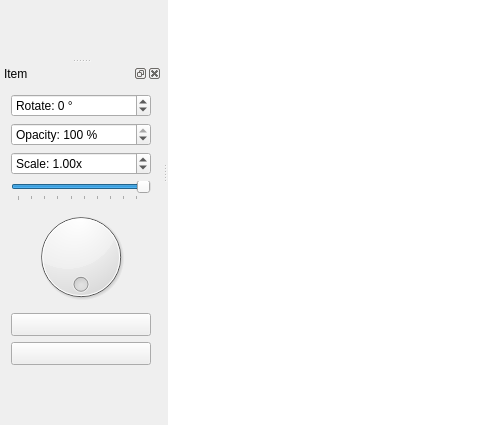
Above: mainwindow.ui from dev-0x7C6/laser-engraver before the change; both pictures show x 0 to 480 and y 184 to 609 of the 1161 by 716 pixel window. Below: the same form after it.
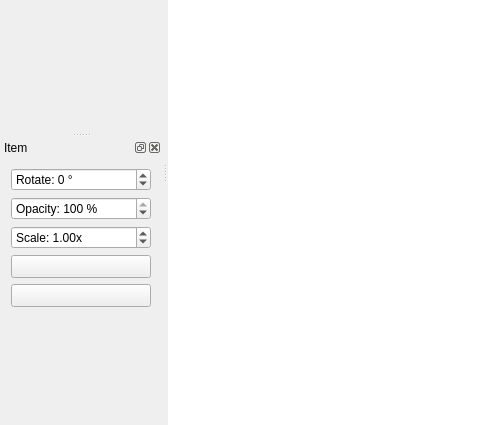
That is the form after the change.

Commit message: gui: removed opacity slider and rotate dial, fixed scale factor on selected item, made more adjustments on gcode uploading, testing with latest grbl firmware.

```diff
--- a/mainwindow.ui
+++ b/mainwindow.ui
@@ -235,44 +235,6 @@
        </property>
       </widget>
      </item>
-     <item>
-      <widget class="QSlider" name="opacitySlider">
-       <property name="minimum">
-        <number>5</number>
-       </property>
-       <property name="maximum">
-        <number>100</number>
-       </property>
-       <property name="value">
-        <number>100</number>
-       </property>
-       <property name="orientation">
-        <enum>Qt::Horizontal</enum>
-       </property>
-       <property name="tickPosition">
-        <enum>QSlider::TicksBelow</enum>
-       </property>
-       <property name="tickInterval">
-        <number>10</number>
-       </property>
-      </widget>
-     </item>
-     <item>
-      <widget class="QDial" name="angleDial">
-       <property name="maximum">
-        <number>359</number>
-       </property>
-       <property name="value">
-        <number>0</number>
-       </property>
-       <property name="invertedAppearance">
-        <bool>false</bool>
-       </property>
-       <property name="wrapping">
-        <bool>true</bool>
-       </property>
-      </widget>
-     </item>
      <item>
       <widget class="QToolButton" name="moveTopButton">
        <property name="sizePolicy">
```
The commit also changes 4 other files.
